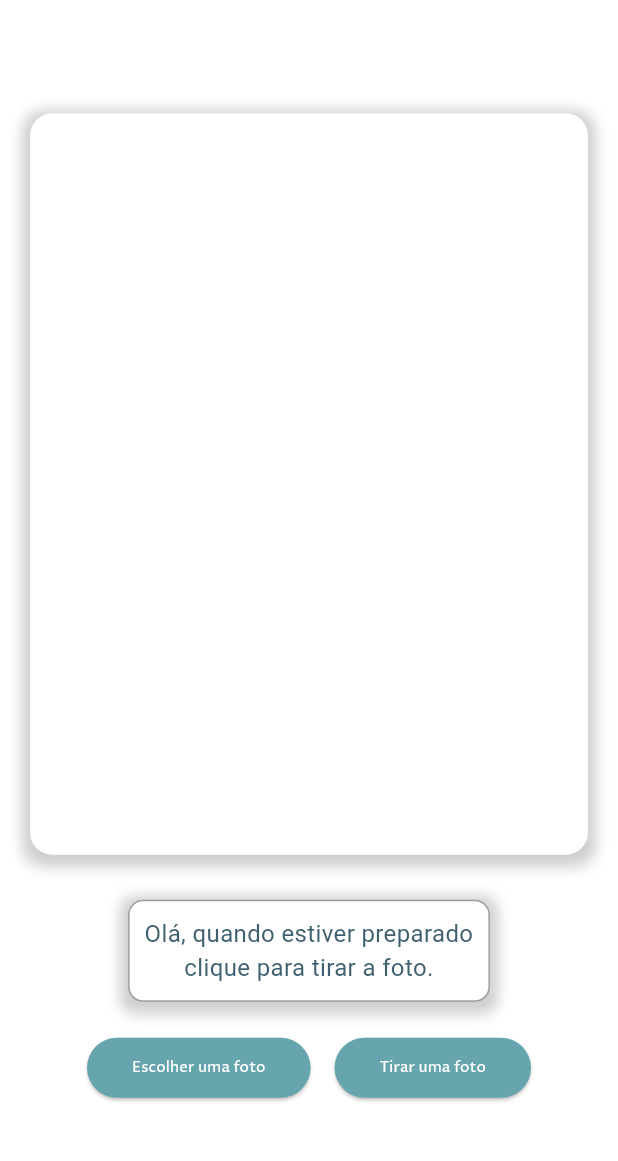
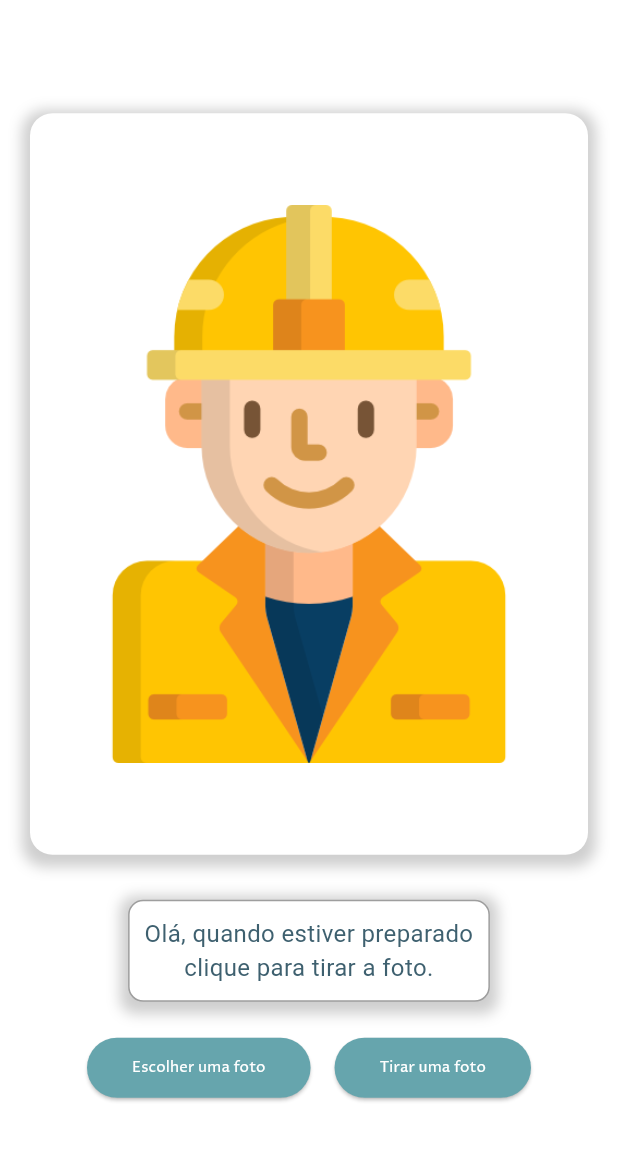
Before and after one commit to KauaOrtiz/GoProtect, a Flutter app: the screen it shows after launch, after a tap on "Avançar", on a phone screen of 412 x 824 dp, the part 59-1220 px from its top. Run offline on Flutter 3.47's test engine with Material 3 defaults, Android fonts, the light colour scheme and no system bars; our stand-ins replace camera, flutter_svg, image_picker; missing offline and left inert: flutter_vision.

Commit message:
Style: adding an Avatar in VisionPage

```diff
--- a/lib/pages/visionPage.dart
+++ b/lib/pages/visionPage.dart
@@ -153,8 +153,11 @@ class _YoloImageV8State extends State<YoloImageV8> {
             child: Stack(
               fit: StackFit.expand,
               children: [
-                imageFile != null ? Image.file(imageFile!) : const SizedBox(),
-                //...displayBoxesAroundRecognizedObjects(size),
+                // Adiciona uma verificação se imageFile é nulo
+                if (imageFile != null)
+                  Image.file(imageFile!)
+                else
+                  Image.asset('assets/icons/worker.png'), // Mostra worker.png se imageFile for nulo
               ],
             ),
           ),
```
Also changed, not shown: assets/icons/worker.png (added).
